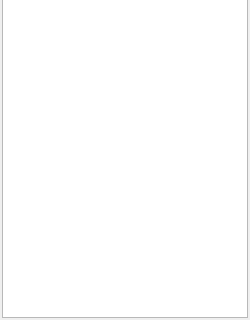
The window that DataView/ModellingTabWidgetBase.ui (ufz/ogs) describes before a commit, drawn with Qt 5; both pictures show x 0 to 250 and y 180 to 500 of the 250 by 500 pixel window.
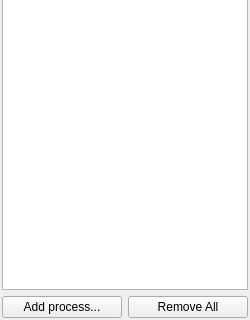
The same window after the commit. Custom widgets are drawn as their Qt base class.

Commit message: (hopefully) removed problem that causes unit tests to crash

```diff
--- a/DataView/ModellingTabWidgetBase.ui
+++ b/DataView/ModellingTabWidgetBase.ui
@@ -20,6 +20,24 @@
    <item>
     <widget class="ProcessView" name="treeView"/>
    </item>
+   <item>
+    <layout class="QHBoxLayout" name="horizontalLayout">
+     <item>
+      <widget class="QPushButton" name="addCondButton">
+       <property name="text">
+        <string>Add process...</string>
+       </property>
+      </widget>
+     </item>
+     <item>
+      <widget class="QPushButton" name="deleteAllButton">
+       <property name="text">
+        <string>Remove All</string>
+       </property>
+      </widget>
+     </item>
+    </layout>
+   </item>
   </layout>
  </widget>
  <customwidgets>
```
